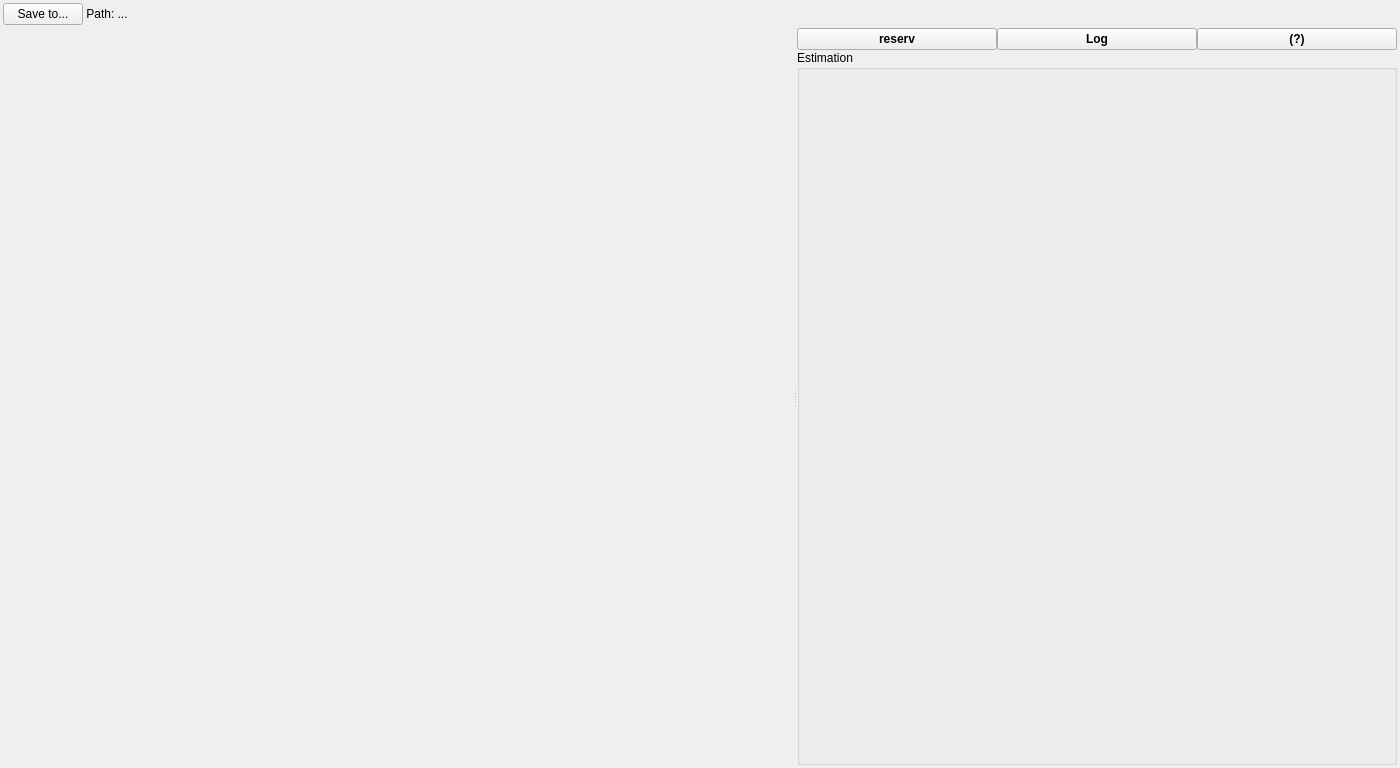
This is mainwindow.ui in anatoltrush/OscillO as Qt 5 draws it before an edit. The edited form follows.
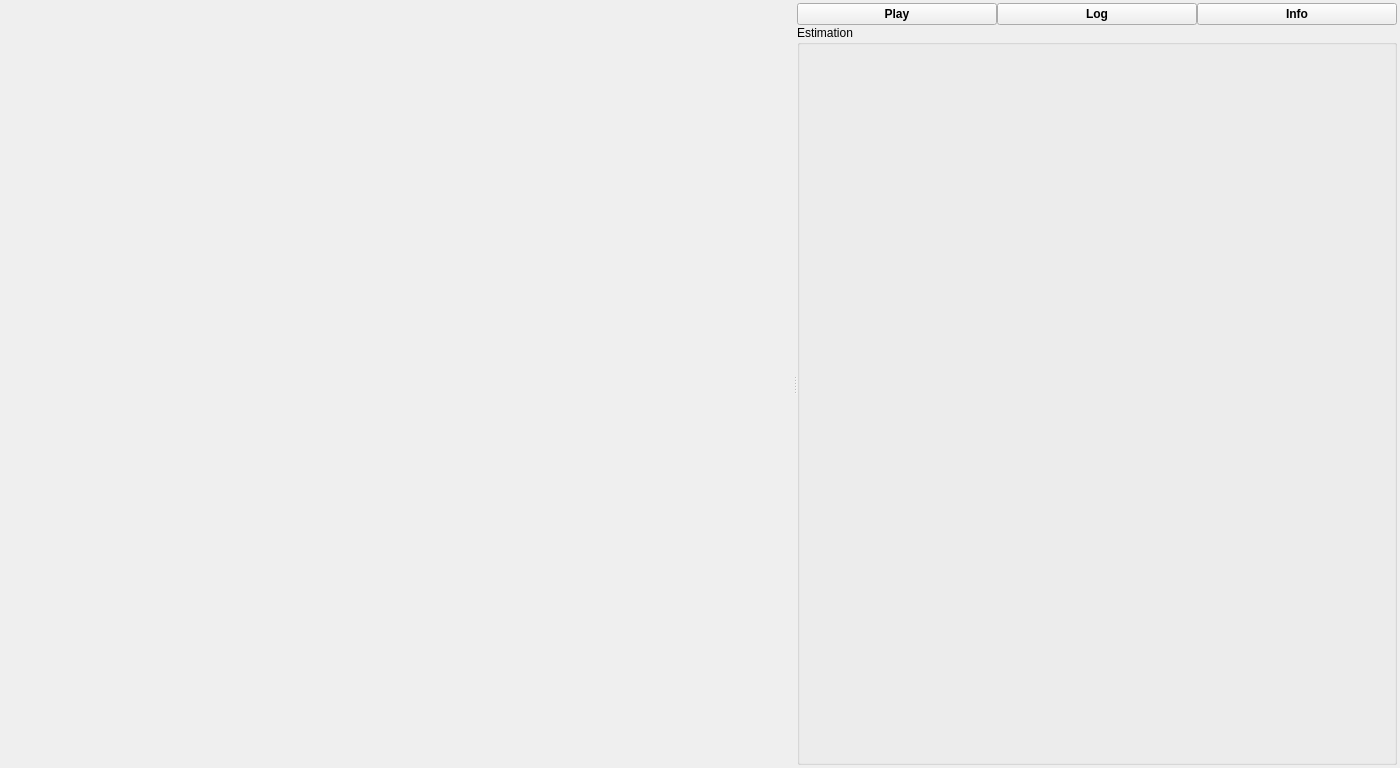
This is the edited form.

```diff
--- a/mainwindow.ui
+++ b/mainwindow.ui
@@ -30,7 +30,7 @@
     <property name="spacing">
      <number>3</number>
     </property>
-    <item row="1" column="0">
+    <item row="0" column="0">
      <widget class="QSplitter" name="splitter">
       <property name="sizePolicy">
        <sizepolicy hsizetype="Expanding" vsizetype="Expanding">
@@ -70,7 +70,7 @@
              </font>
             </property>
             <property name="text">
-             <string>reserv</string>
+             <string>Play</string>
             </property>
            </widget>
           </item>
@@ -96,7 +96,7 @@
              </font>
             </property>
             <property name="text">
-             <string>(?)</string>
+             <string>Info</string>
             </property>
            </widget>
           </item>
@@ -125,36 +125,6 @@
       </widget>
      </widget>
     </item>
-    <item row="0" column="0">
-     <layout class="QHBoxLayout" name="horizontalLayout_2">
-      <property name="spacing">
-       <number>0</number>
-      </property>
-      <property name="sizeConstraint">
-       <enum>QLayout::SetMinimumSize</enum>
-      </property>
-      <item>
-       <widget class="QPushButton" name="pBDirSaveData">
-        <property name="sizePolicy">
-         <sizepolicy hsizetype="Fixed" vsizetype="Fixed">
-          <horstretch>0</horstretch>
-          <verstretch>0</verstretch>
-         </sizepolicy>
-        </property>
-        <property name="text">
-         <string>Save to...</string>
-        </property>
-       </widget>
-      </item>
-      <item>
-       <widget class="QLabel" name="lPathSaveData">
-        <property name="text">
-         <string> Path: ...</string>
-        </property>
-       </widget>
-      </item>
-     </layout>
-    </item>
    </layout>
   </widget>
  </widget>
```
Left out of the diff: 2 changed lines with no effect on the pictures.
